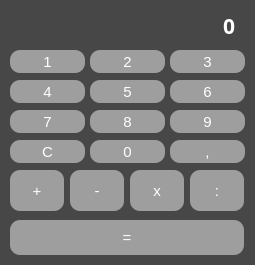
Vondrs7/GUI-Calculator, file interface.ui: the form before one commit.
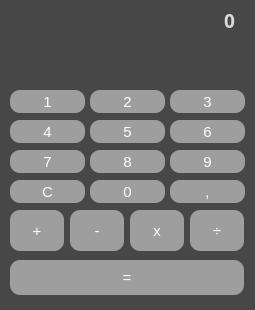
The form after the commit.

Patch:
```diff
--- a/interface.ui
+++ b/interface.ui
@@ -7,19 +7,19 @@
     <x>0</x>
     <y>0</y>
     <width>255</width>
-    <height>265</height>
+    <height>310</height>
    </rect>
   </property>
   <property name="minimumSize">
    <size>
     <width>255</width>
-    <height>265</height>
+    <height>310</height>
    </size>
   </property>
   <property name="maximumSize">
    <size>
     <width>255</width>
-    <height>265</height>
+    <height>310</height>
    </size>
   </property>
   <property name="windowTitle">
@@ -41,13 +41,13 @@
      <x>10</x>
      <y>10</y>
      <width>231</width>
-     <height>31</height>
+     <height>21</height>
     </rect>
    </property>
    <property name="font">
     <font>
      <family>Arial Black</family>
-     <pointsize>16</pointsize>
+     <pointsize>14</pointsize>
      <weight>75</weight>
      <italic>false</italic>
      <bold>true</bold>
@@ -58,7 +58,7 @@
     <enum>Qt::RightToLeft</enum>
    </property>
    <property name="styleSheet">
-    <string notr="true">color: white;</string>
+    <string notr="true">color: rgb(218, 218, 218);</string>
    </property>
    <property name="text">
     <string>0</string>
@@ -86,7 +86,7 @@
    <property name="geometry">
     <rect>
      <x>10</x>
-     <y>50</y>
+     <y>90</y>
      <width>75</width>
      <height>23</height>
     </rect>
@@ -110,7 +110,7 @@
    <property name="geometry">
     <rect>
      <x>90</x>
-     <y>50</y>
+     <y>90</y>
      <width>75</width>
      <height>23</height>
     </rect>
@@ -133,7 +133,7 @@
    <property name="geometry">
     <rect>
      <x>170</x>
-     <y>50</y>
+     <y>90</y>
      <width>75</width>
      <height>23</height>
     </rect>
@@ -156,7 +156,7 @@
    <property name="geometry">
     <rect>
      <x>10</x>
-     <y>80</y>
+     <y>120</y>
      <width>75</width>
      <height>23</height>
     </rect>
@@ -179,7 +179,7 @@
    <property name="geometry">
     <rect>
      <x>90</x>
-     <y>80</y>
+     <y>120</y>
      <width>75</width>
      <height>23</height>
     </rect>
@@ -202,7 +202,7 @@
    <property name="geometry">
     <rect>
      <x>170</x>
-     <y>80</y>
+     <y>120</y>
      <width>75</width>
      <height>23</height>
     </rect>
@@ -225,7 +225,7 @@
    <property name="geometry">
     <rect>
      <x>10</x>
-     <y>110</y>
+     <y>150</y>
      <width>75</width>
      <height>23</height>
     </rect>
@@ -248,7 +248,7 @@
    <property name="geometry">
     <rect>
      <x>90</x>
-     <y>110</y>
+     <y>150</y>
      <width>75</width>
      <height>23</height>
     </rect>
@@ -271,7 +271,7 @@
    <property name="geometry">
     <rect>
      <x>170</x>
-     <y>110</y>
+     <y>150</y>
      <width>75</width>
      <height>23</height>
     </rect>
@@ -294,7 +294,7 @@
    <property name="geometry">
     <rect>
      <x>90</x>
-     <y>140</y>
+     <y>180</y>
      <width>75</width>
      <height>23</height>
     </rect>
@@ -317,7 +317,7 @@
    <property name="geometry">
     <rect>
      <x>10</x>
-     <y>140</y>
+     <y>180</y>
      <width>75</width>
      <height>23</height>
     </rect>
@@ -340,7 +340,7 @@
    <property name="geometry">
     <rect>
      <x>10</x>
-     <y>170</y>
+     <y>210</y>
      <width>54</width>
      <height>41</height>
     </rect>
@@ -363,7 +363,7 @@
    <property name="geometry">
     <rect>
      <x>70</x>
-     <y>170</y>
+     <y>210</y>
      <width>54</width>
      <height>41</height>
     </rect>
@@ -386,7 +386,7 @@
    <property name="geometry">
     <rect>
      <x>130</x>
-     <y>170</y>
+     <y>210</y>
      <width>54</width>
      <height>41</height>
     </rect>
@@ -409,7 +409,7 @@
    <property name="geometry">
     <rect>
      <x>190</x>
-     <y>170</y>
+     <y>210</y>
      <width>54</width>
      <height>41</height>
     </rect>
@@ -431,7 +431,7 @@
 border-radius: 10px;</string>
    </property>
    <property name="text">
-    <string>:</string>
+    <string>÷</string>
    </property>
    <property name="checkable">
     <bool>false</bool>
@@ -456,7 +456,7 @@
    <property name="geometry">
     <rect>
      <x>10</x>
-     <y>220</y>
+     <y>260</y>
      <width>234</width>
      <height>35</height>
     </rect>
@@ -479,7 +479,7 @@
    <property name="geometry">
     <rect>
      <x>170</x>
-     <y>140</y>
+     <y>180</y>
      <width>75</width>
      <height>23</height>
     </rect>
@@ -498,6 +498,53 @@
     <string>,</string>
    </property>
   </widget>
+  <widget class="QLabel" name="calculator_label_result">
+   <property name="geometry">
+    <rect>
+     <x>10</x>
+     <y>40</y>
+     <width>231</width>
+     <height>41</height>
+    </rect>
+   </property>
+   <property name="font">
+    <font>
+     <family>Arial Black</family>
+     <pointsize>20</pointsize>
+     <weight>75</weight>
+     <italic>false</italic>
+     <bold>true</bold>
+     <kerning>true</kerning>
+    </font>
+   </property>
+   <property name="layoutDirection">
+    <enum>Qt::RightToLeft</enum>
+   </property>
+   <property name="styleSheet">
+    <string notr="true">color: white;</string>
+   </property>
+   <property name="text">
+    <string/>
+   </property>
+   <property name="textFormat">
+    <enum>Qt::AutoText</enum>
+   </property>
+   <property name="scaledContents">
+    <bool>false</bool>
+   </property>
+   <property name="alignment">
+    <set>Qt::AlignRight|Qt::AlignTrailing|Qt::AlignVCenter</set>
+   </property>
+   <property name="wordWrap">
+    <bool>false</bool>
+   </property>
+   <property name="margin">
+    <number>0</number>
+   </property>
+   <property name="indent">
+    <number>6</number>
+   </property>
+  </widget>
  </widget>
  <resources/>
  <connections/>
```
Left out of the diff: 53 changed lines with no effect on the pictures.
